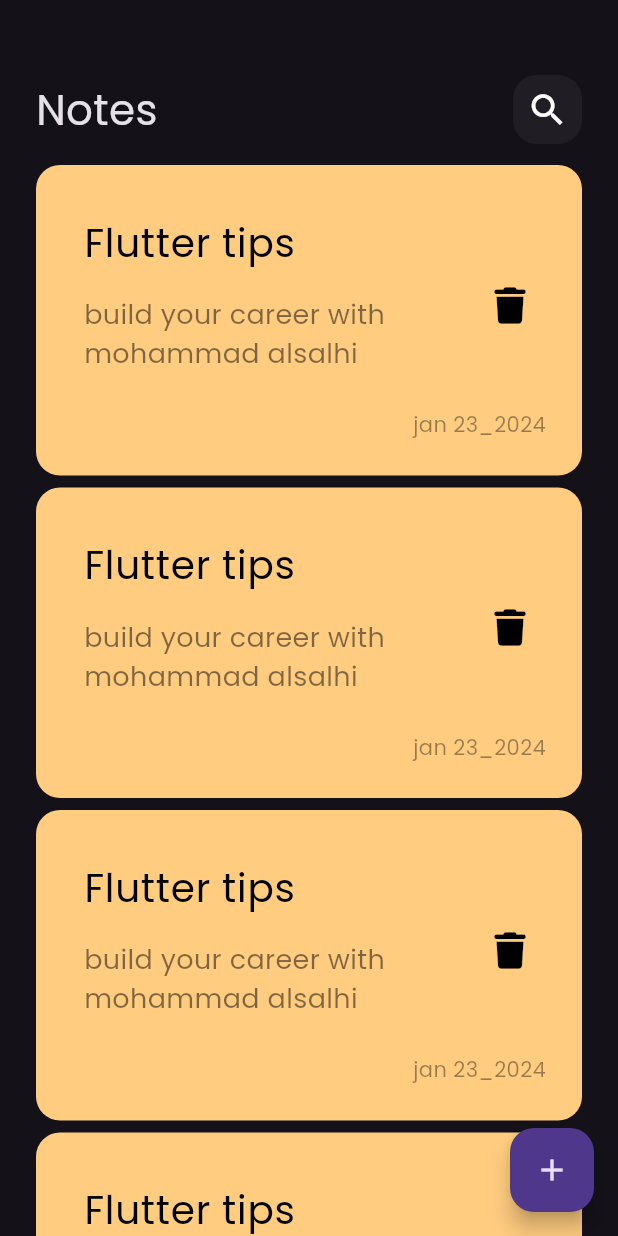
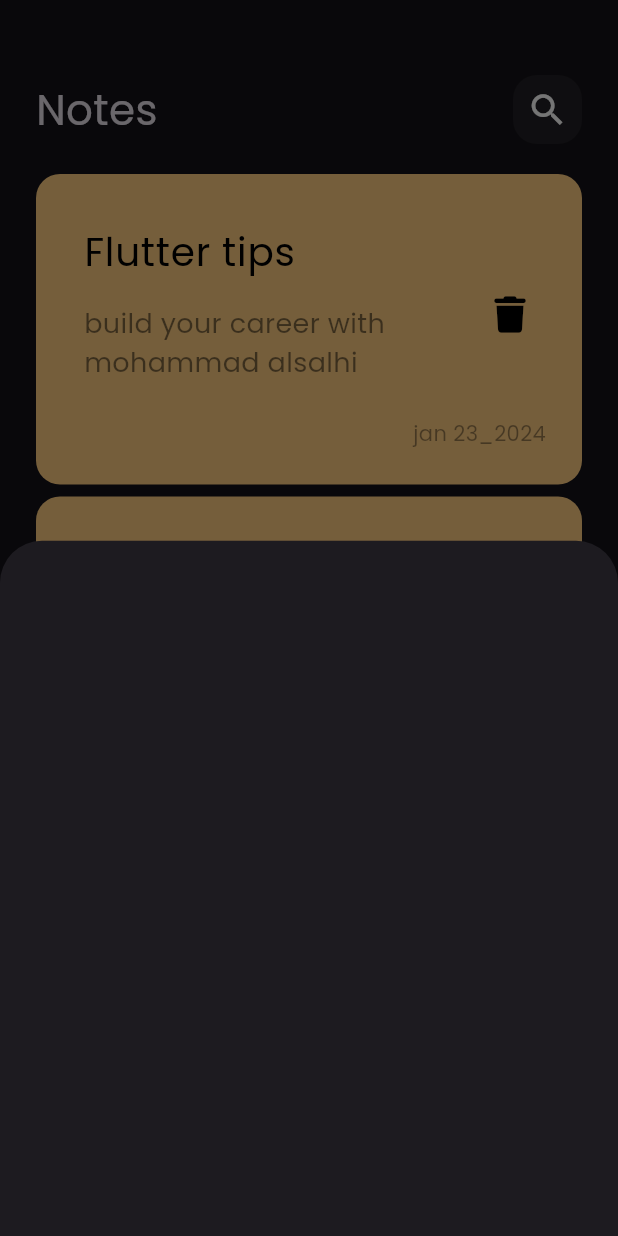
Before and after one commit to Mohammadalsalhi55/Notes_App_18-2, a Flutter app: the screen it shows after launch, after a tap on the "add" icon, on a phone screen of 412 x 824 dp. Run offline on Flutter 3.47's test engine with Material 3 defaults, Android fonts, the phone set to English and light mode, and no system bars; our stand-ins replace another_xlider, font_awesome_flutter.

Commit message:
show modal buttom sheet

```diff
--- a/note_app/lib/views/Custom_list_view.dart
+++ b/note_app/lib/views/Custom_list_view.dart
@@ -6,14 +6,17 @@ class NoteListView extends StatelessWidget {
 
   @override
   Widget build(BuildContext context) {
-    return ListView.builder(
-      padding: const EdgeInsets.only(top: 10.0),
+    return Padding(
+      padding: const EdgeInsets.symmetric(vertical: 16),
+      child: ListView.builder(
+        padding: EdgeInsets.zero,
         itemBuilder: (context, index) {
           return const Padding(
             padding: EdgeInsets.symmetric(vertical: 4),
             child: Noteitems(),
           );
         },
+      ),
     );
   }
 }
--- a/note_app/lib/views/Notes_view.dart
+++ b/note_app/lib/views/Notes_view.dart
@@ -1,6 +1,10 @@
+// ignore_for_file: file_names
+
 import 'package:flutter/material.dart';
 import 'package:note_app/views/Notes_view_body.dart';
+import 'package:note_app/views/add_notse_buttom.dart';
 
+// ignore: camel_case_types
 class notes_view extends StatelessWidget {
   const notes_view({super.key});
 
@@ -8,8 +12,14 @@ class notes_view extends StatelessWidget {
   Widget build(BuildContext context) {
     return Scaffold(
       floatingActionButton: FloatingActionButton(
-        onPressed: () {},
-        child: Icon(Icons.add),
+        onPressed: () {
+          showModalBottomSheet(
+              context: context,
+              builder: (context) {
+                return const AddNotesButtom();
+              });
+        },
+        child: const Icon(Icons.add),
       ),
       body: const notes_view_body(),
     );
--- /dev/null
+++ b/note_app/lib/views/add_notse_buttom.dart
@@ -0,0 +1,10 @@
+import 'package:flutter/material.dart';
+
+class AddNotesButtom extends StatelessWidget {
+  const AddNotesButtom({super.key});
+
+  @override
+  Widget build(BuildContext context) {
+    return Container();
+  }
+}
```
Lines whose indentation alone changed are shown as unchanged.
